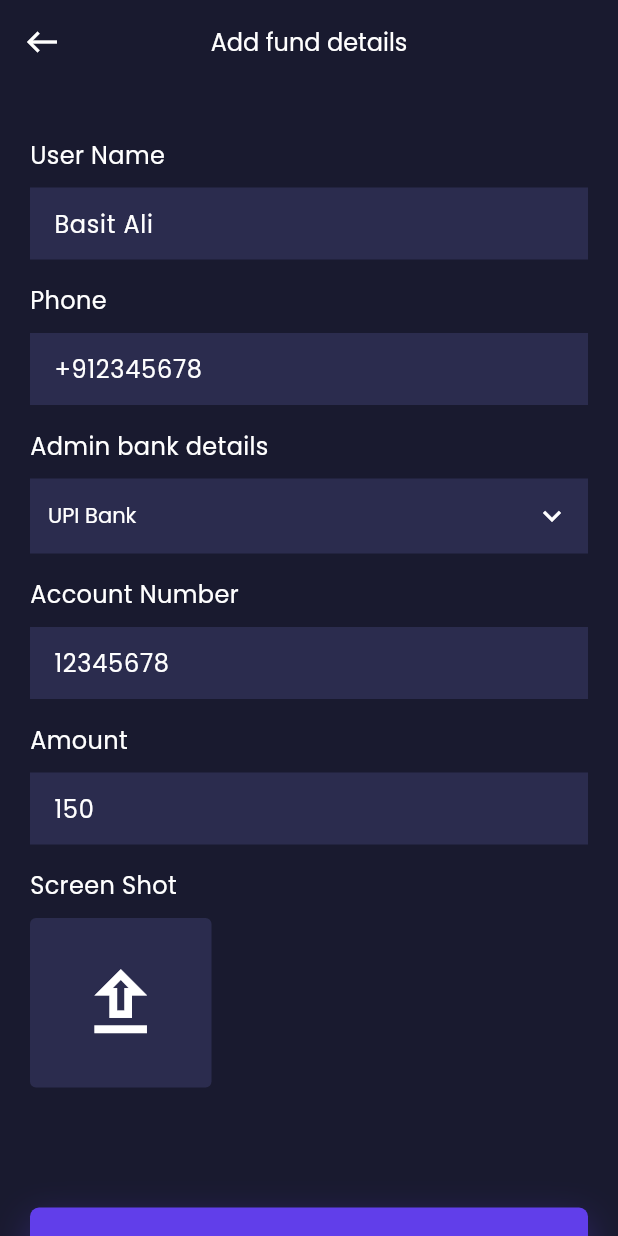
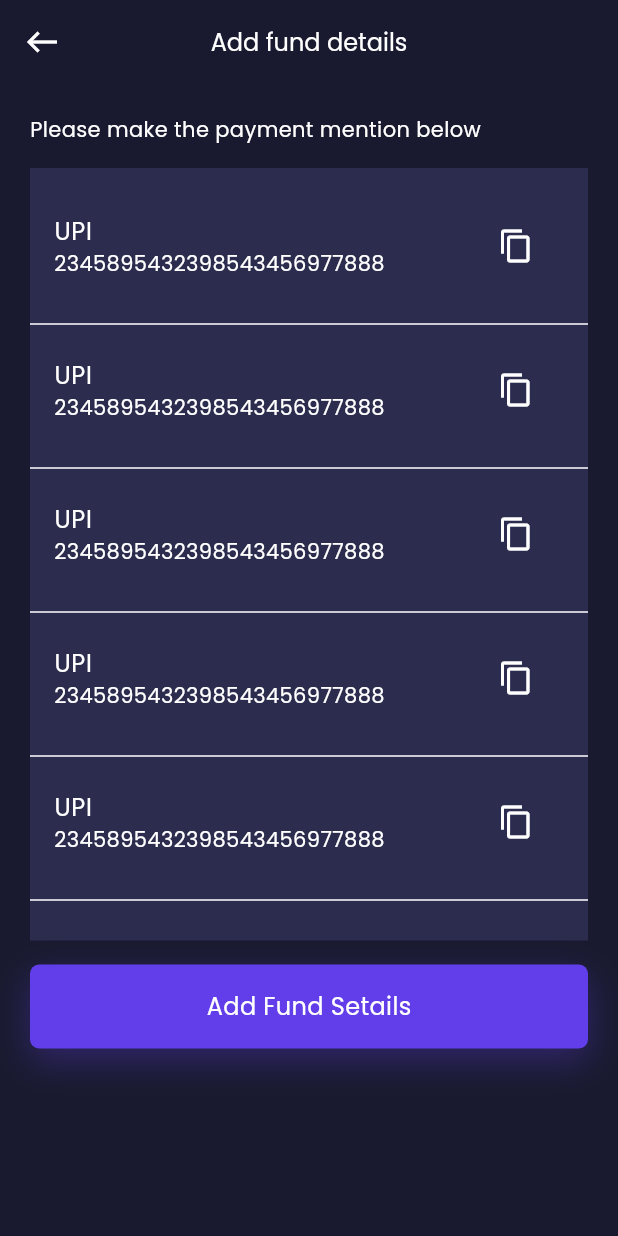
Before and after one commit to ba138/data, a Flutter app: the HomeView screen opened by its route, after a tap on "Add Fund", on a phone screen of 412 x 824 dp. Run offline on Flutter 3.47's test engine with Material 3 defaults, Android fonts, the phone set to English and light mode, and no system bars; our stand-ins replace another_flushbar, fluttertoast, google_fonts; network calls fail.

Commit message:
changes to add new screens

```diff
--- a/lib/utils/routes/routes.dart
+++ b/lib/utils/routes/routes.dart
@@ -4,6 +4,7 @@ import 'package:data/view/auth/login_view.dart';
 import 'package:data/view/auth/register_screen.dart';
 import 'package:data/view/auth/splash_view.dart';
 import 'package:data/view/home/add_fund/add_fund.dart';
+import 'package:data/view/home/add_fund/add_fund_details.dart';
 import 'package:data/view/home/all_subscribtions.dart';
 import 'package:data/view/home/home_view.dart';
 import 'package:data/view/withdrawFund/withdrawView.dart';
@@ -41,6 +42,9 @@ class Routes {
       case RoutesName.withdrawFund:
         return MaterialPageRoute(
             builder: (BuildContext context) => const WithdrawFundsView());
+      case RoutesName.addfunddetails:
+        return MaterialPageRoute(
+            builder: (BuildContext context) => const AddFundDetails());
       default:
         return MaterialPageRoute(builder: (_) {
           return const Scaffold(
--- a/lib/utils/routes/routes_name.dart
+++ b/lib/utils/routes/routes_name.dart
@@ -8,4 +8,5 @@ class RoutesName {
   static const String allSubscriptionView = 'all_subscribtions';
   static const String addFund = 'add_fund_view';
   static const String withdrawFund = 'with_draw_fund';
+  static const String addfunddetails = 'add_fund_details';
 }
--- a/lib/view/home/add_fund/add_fund.dart
+++ b/lib/view/home/add_fund/add_fund.dart
@@ -21,7 +21,7 @@ class _AddFundState extends State<AddFund> {
       appBar: AppBar(
         centerTitle: true,
         title: Text(
-          'Add fund details',
+          'Deposit Details',
           style: GoogleFonts.getFont(
             "Poppins",
             textStyle: const TextStyle(
@@ -145,8 +145,8 @@ class _AddFundState extends State<AddFund> {
                 ),
                 const VerticalSpeacing(10),
                 Container(
-                  height: 113,
-                  width: 121,
+                  height: 94,
+                  width: MediaQuery.of(context).size.width,
                   decoration: BoxDecoration(
                     color: const Color(0xff2B2C4E),
                     borderRadius: BorderRadius.circular(4.0),
@@ -163,7 +163,7 @@ class _AddFundState extends State<AddFund> {
                   ),
                 ),
                 const VerticalSpeacing(80),
-                RoundedButton(title: "Add Amount", onpress: () {}),
+                RoundedButton(title: "Deposite Amount", onpress: () {}),
                 const VerticalSpeacing(40),
               ],
             ),
--- /dev/null
+++ b/lib/view/home/add_fund/add_fund_details.dart
@@ -0,0 +1,87 @@
+import 'package:data/res/components/colors.dart';
+import 'package:data/res/components/rounded_button.dart';
+import 'package:data/res/components/vertical_speacing.dart';
+import 'package:data/utils/routes/routes_name.dart';
+import 'package:data/view/home/add_fund/widget/fund_details_tile.dart';
+import 'package:flutter/material.dart';
+import 'package:google_fonts/google_fonts.dart';
+
+class AddFundDetails extends StatefulWidget {
+  const AddFundDetails({super.key});
+
+  @override
+  State<AddFundDetails> createState() => _AddFundDetailsState();
+}
+
+class _AddFundDetailsState extends State<AddFundDetails> {
+  @override
+  Widget build(BuildContext context) {
+    return Scaffold(
+      appBar: AppBar(
+        centerTitle: true,
+        title: Text(
+          'Add fund details',
+          style: GoogleFonts.getFont(
+            "Poppins",
+            textStyle: const TextStyle(
+                color: AppColor.whiteColor,
+                fontSize: 16,
+                fontWeight: FontWeight.w400),
+          ),
+        ),
+        leading: IconButton(
+          icon: const Icon(
+            Icons.west,
+            color: AppColor.whiteColor,
+          ),
+          onPressed: () {
+            Navigator.pop(context);
+          },
+        ),
+      ),
+      body: SafeArea(
+          child: Padding(
+        padding: const EdgeInsets.all(20),
+        child: Column(
+          crossAxisAlignment: CrossAxisAlignment.start,
+          children: [
+            Text(
+              'Please make the payment mention below',
+              style: GoogleFonts.getFont(
+                "Poppins",
+                textStyle: const TextStyle(
+                    color: AppColor.whiteColor,
+                    fontSize: 14,
+                    fontWeight: FontWeight.w400),
+              ),
+            ),
+            const VerticalSpeacing(16),
+            Container(
+              height: MediaQuery.of(context).size.height / 1.6,
+              color: const Color(0xff2B2C4E),
+              child: Padding(
+                padding: const EdgeInsets.only(top: 16.0),
+                child: ListView.builder(
+                  itemCount:
+                      10, // Number of times the FundTile should be repeated
+                  itemBuilder: (context, index) {
+                    return const FundTile();
+                  },
+                ),
+              ),
+            ),
+            const VerticalSpeacing(16),
+            RoundedButton(
+                title: "Add Fund Setails",
+                onpress: () {
+                  Navigator.pushNamed(
+                    context,
+                    RoutesName.addFund,
+                  );
+                })
+          ],
+        ),
+      )),
+    );
+  }
+}
--- /dev/null
+++ b/lib/view/home/add_fund/widget/fund_details_tile.dart
@@ -0,0 +1,48 @@
+import 'package:data/res/components/colors.dart';
+import 'package:data/res/components/vertical_speacing.dart';
+import 'package:flutter/material.dart';
+import 'package:google_fonts/google_fonts.dart';
+
+class FundTile extends StatelessWidget {
+  const FundTile({super.key});
+
+  @override
+  Widget build(BuildContext context) {
+    return Column(
+      children: [
+        ListTile(
+          title: Text(
+            'UPI',
+            style: GoogleFonts.getFont(
+              "Poppins",
+              textStyle: const TextStyle(
+                  color: AppColor.whiteColor,
+                  fontSize: 16,
+                  fontWeight: FontWeight.w400),
+            ),
+          ),
+          subtitle: Text(
+            '2345895432398543456977888',
+            style: GoogleFonts.getFont(
+              "Poppins",
+              textStyle: const TextStyle(
+                  color: AppColor.whiteColor,
+                  fontSize: 14,
+                  fontWeight: FontWeight.w400),
+            ),
+          ),
+          trailing: IconButton(
+              onPressed: () {},
+              icon: const Icon(
+                Icons.copy,
+                color: AppColor.whiteColor,
+              )),
+        ),
+        const VerticalSpeacing(8),
+        const Divider(
+          color: AppColor.whiteColor,
+        ),
+      ],
+    );
+  }
+}
--- a/lib/view/home/home_view.dart
+++ b/lib/view/home/home_view.dart
@@ -114,7 +114,7 @@ class _HomeViewState extends State<HomeView> {
                             onPressed: () {
                               Navigator.pushNamed(
                                 context,
-                                RoutesName.addFund,
+                                RoutesName.addfunddetails,
                               );
                             },
                             style: ElevatedButton.styleFrom(
--- a/lib/view/withdrawFund/withdrawView.dart
+++ b/lib/view/withdrawFund/withdrawView.dart
@@ -102,7 +102,7 @@ class _WithdrawFundsViewState extends State<WithdrawFundsView> {
                       keyboardType: TextInputType.name,
                       maxLines: 1,
                       text: 'User Name',
-                      hintText: "Basit Ali",
+                      hintText: "Enter Your Name",
                     ),
                     const VerticalSpeacing(16),
                     Text(
@@ -166,7 +166,7 @@ class _WithdrawFundsViewState extends State<WithdrawFundsView> {
                       keyboardType: TextInputType.number,
                       maxLines: 1,
                       text: 'Account Number',
-                      hintText: "12345678",
+                      hintText: "*******",
                     ),
                     const VerticalSpeacing(16),
                     const TextFieldCustom(
```
